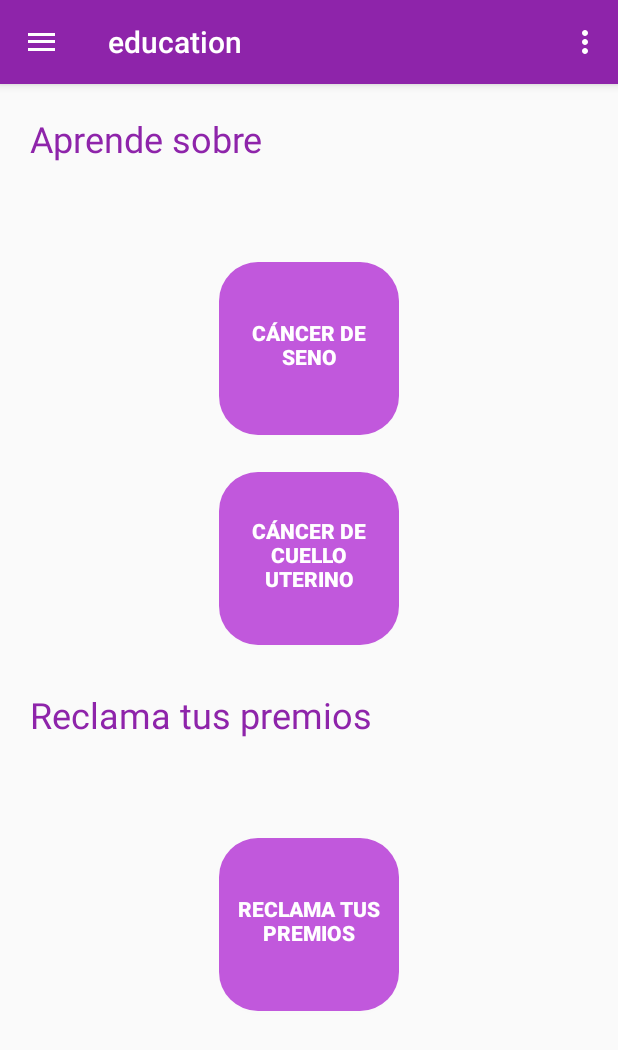
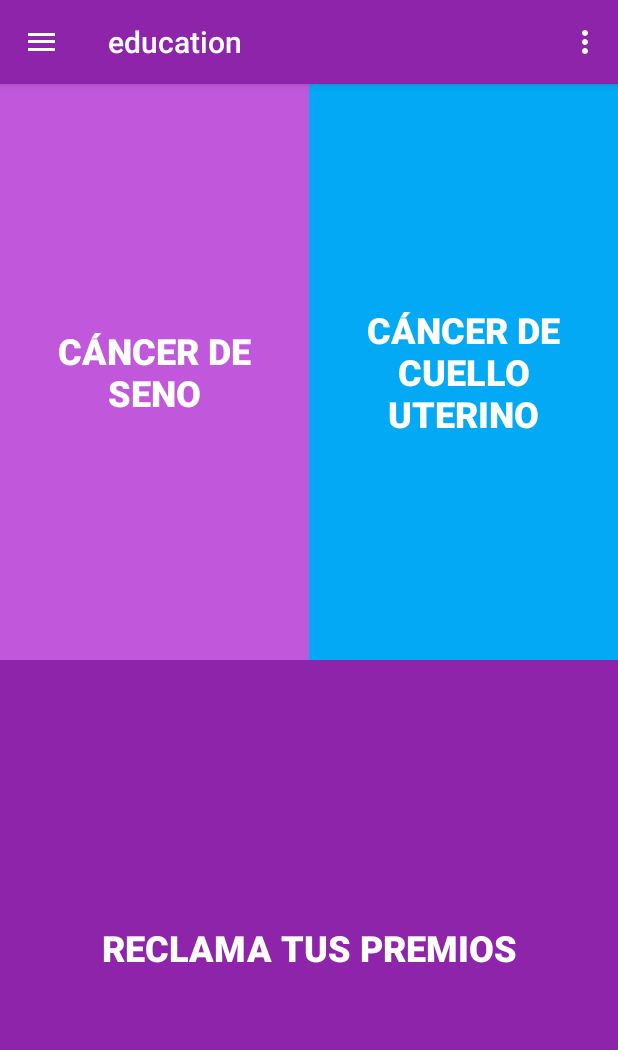
Before and after one commit to FPTC/FPTC_Mobile, an Android app: the MainFragment screen opened directly, with no data from a screen before it, on a phone screen of 412 x 824 dp. Shown: the top 1050 px of the screen. Run offline under Robolectric (Android 15) with nearby library versions, the phone set to English and light mode, and no system bars; our stand-ins replace ButterKnife.

Commit message:
ajustes graficos en mapsactivity y mainfragment

```diff
--- a/app/src/main/res/layout/activity_maps.xml
+++ b/app/src/main/res/layout/activity_maps.xml
@@ -54,13 +54,12 @@
         <EditText
             android:id="@+id/utilitiesMapsTxt"
             android:layout_width="0dp"
-            android:layout_height="36dp"
-            android:layout_margin="12dp"
+            android:layout_height="37dp"
             android:background="@drawable/rounded_corner"
             android:hint="@string/address"
             android:maxLines="1"
             android:selectAllOnFocus="false"
-            android:layout_weight="0.9"/>
+            android:layout_weight="0.85"/>
         </LinearLayout>
 
         <ImageView
@@ -78,5 +77,6 @@
         android:layout_height="0dp"
         android:layout_weight="0.1"
         android:text="@string/get_address"
+        android:background="@color/colorPrimary"
         style="@style/BtnPpal"/>
 </LinearLayout>
--- a/app/src/main/res/layout/fragment_main.xml
+++ b/app/src/main/res/layout/fragment_main.xml
@@ -7,63 +7,52 @@
     <LinearLayout
         android:layout_width="match_parent"
         android:layout_height="match_parent"
-        android:gravity="top|center"
         android:orientation="vertical"
         android:weightSum="1">
 
+        <LinearLayout
+            android:layout_width="match_parent"
+            android:layout_height="0dp"
+            android:layout_weight="0.5"
+            android:orientation="horizontal"
+            android:weightSum="1">
             <!-- TODO: Update blank fragment layout -->
-        <TextView
-            android:layout_width="wrap_content"
-            android:layout_height="0dp"
-            android:layout_gravity="left"
-            android:layout_weight="0.3"
-            android:paddingLeft="20dp"
-            android:paddingStart="20dp"
-            android:paddingTop="20dp"
-            android:text="@string/main_fragmen_learn"
-            android:textAppearance="@style/TextAppearance.AppCompat.Headline"
-            android:textColor="@color/colorPrimary" />
 
             <Button
                 android:id="@+id/mainBtnBreast"
-            style="@style/BtnPpal"
-            android:layout_width="120dp"
-            android:layout_height="120dp"
-            android:layout_margin="10dp"
-            android:background="@drawable/rounded_button"
-            android:padding="3dp"
-            android:text="@string/btn_breast_cancer" />
+                style="@style/BtnMain"
+                android:layout_width="0dp"
+                android:layout_height="match_parent"
+                android:layout_gravity="center"
+                android:text="@string/btn_breast_cancer"
+                android:layout_weight="0.5"
+                android:background="@color/colorPrimaryLight"/>
 
             <Button
                 android:id="@+id/mainBtnCervical"
-            style="@style/BtnPpal"
-            android:layout_width="120dp"
-            android:layout_height="120dp"
-            android:layout_margin="10dp"
-            android:background="@drawable/rounded_button"
-            android:padding="4dp"
-            android:text="@string/btn_cervical_cancer" />
+                style="@style/BtnMain"
+                android:layout_width="0dp"
+                android:layout_height="match_parent"
+                android:layout_gravity="center"
+                android:text="@string/btn_cervical_cancer"
+                android:layout_weight="0.5"
+                android:background="@color/colorBlueLigth"/>
+        </LinearLayout>
 
-        <TextView
-            android:layout_width="wrap_content"
+        <LinearLayout
+            android:layout_width="match_parent"
             android:layout_height="0dp"
-            android:layout_gravity="left"
-            android:layout_weight="0.3"
-            android:paddingLeft="20dp"
-            android:paddingStart="20dp"
-            android:paddingTop="20dp"
-            android:text="@string/fragment_main_gift"
-            android:textAppearance="@style/TextAppearance.AppCompat.Headline"
-            android:textColor="@color/colorPrimary" />
+            android:layout_weight="0.5">
 
             <Button
                 android:id="@+id/mainBtnGift"
-            style="@style/BtnPpal"
-            android:layout_width="120dp"
-            android:layout_height="120dp"
-            android:layout_margin="10dp"
-            android:background="@drawable/rounded_button"
-            android:text="@string/btn_take_gift" />
+                style="@style/BtnMain"
+                android:layout_width="match_parent"
+                android:layout_height="match_parent"
+                android:layout_gravity="center"
+                android:text="@string/btn_take_gift"
+                android:background="@color/colorPrimary"/>
 
         </LinearLayout>
+    </LinearLayout>
 </FrameLayout>
--- a/app/src/main/res/values/colors.xml
+++ b/app/src/main/res/values/colors.xml
@@ -8,4 +8,5 @@
     <color name="colorBlack">#080808</color>
     <color name="colorGray">#CCCCCC</color>
     <color name="colorFacebook">#3b5998</color>
+    <color name="colorBlueLigth">#03a9f4</color>
 </resources>
--- a/app/src/main/res/values/styles.xml
+++ b/app/src/main/res/values/styles.xml
@@ -57,7 +57,14 @@
         <item name="android:background">@color/colorFacebook</item>
         <item name="android:paddingTop">11dp</item>
         <item name="android:paddingBottom">11dp</item>
+    </style>
 
+    <style name="BtnMain" parent="Widget.AppCompat.Button.Colored">
+        <item name="android:textSize">24sp</item>
+        <item name="android:textStyle">bold</item>
+        <item name="android:padding">16dp</item>
+        <item name="android:layout_margin">0dp</item>
+        <item name="android:layout_gravity">center</item>
     </style>
 
 </resources>
```
Lines whose indentation alone changed are shown as unchanged.
